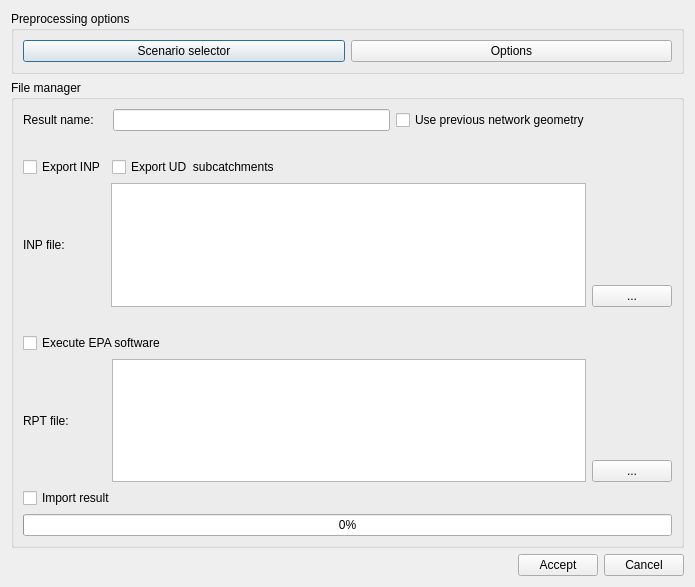
Giswater/giswater_qgis_plugin, file ui/file_manager.ui: the form before one commit.
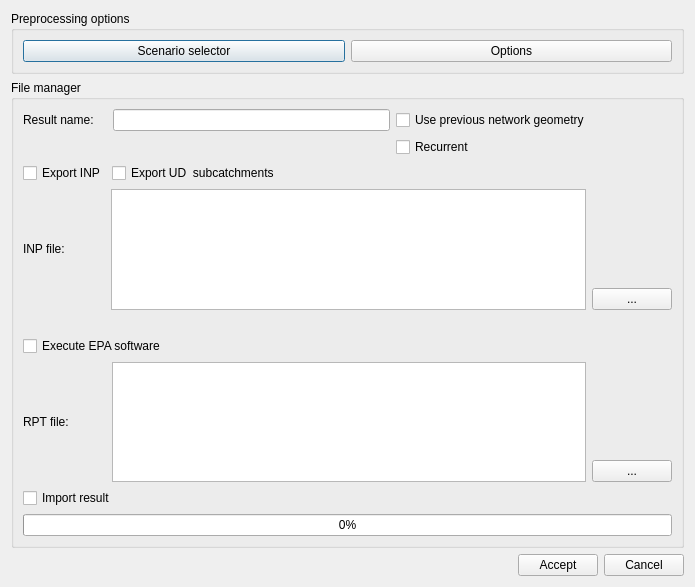
The form after the commit.

Commit message: wip(waiting gw_fct_pg2epa_recursive)

The edit to the form file:
```diff
--- a/ui/file_manager.ui
+++ b/ui/file_manager.ui
@@ -76,8 +76,8 @@
        </property>
        <layout class="QVBoxLayout" name="verticalLayout">
         <item>
-         <layout class="QHBoxLayout" name="horizontalLayout_3">
-          <item>
+         <layout class="QGridLayout" name="gridLayout_3">
+          <item row="0" column="0">
            <widget class="QLabel" name="label_3">
             <property name="sizePolicy">
              <sizepolicy hsizetype="Fixed" vsizetype="Preferred">
@@ -90,7 +90,7 @@
             </property>
            </widget>
           </item>
-          <item>
+          <item row="0" column="1">
            <widget class="QLineEdit" name="txt_result_name">
             <property name="sizePolicy">
              <sizepolicy hsizetype="Minimum" vsizetype="Fixed">
@@ -103,22 +103,29 @@
             </property>
            </widget>
           </item>
-          <item>
+          <item row="0" column="2">
            <widget class="QCheckBox" name="chk_only_check">
             <property name="text">
              <string>Use previous network geometry</string>
             </property>
            </widget>
           </item>
+          <item row="1" column="2">
+           <widget class="QCheckBox" name="chk_recurrent">
+            <property name="text">
+             <string>Recurrent</string>
+            </property>
+           </widget>
+          </item>
          </layout>
         </item>
         <item>
-         <layout class="QHBoxLayout" name="horizontalLayout_4">
+         <layout class="QHBoxLayout" name="horizontalLayout_3">
           <property name="sizeConstraint">
            <enum>QLayout::SetDefaultConstraint</enum>
           </property>
           <property name="topMargin">
-           <number>20</number>
+           <number>0</number>
           </property>
           <item>
            <widget class="QCheckBox" name="chk_export">
```
The commit also changes 1 other file.
